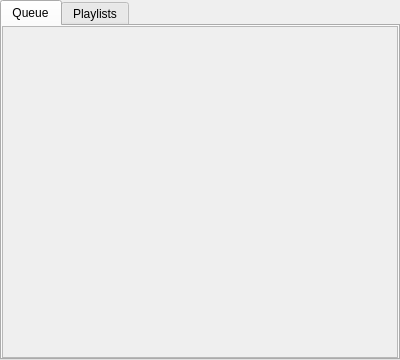
dmushynska/uamp, file app/musiclist.ui: the form before one commit.
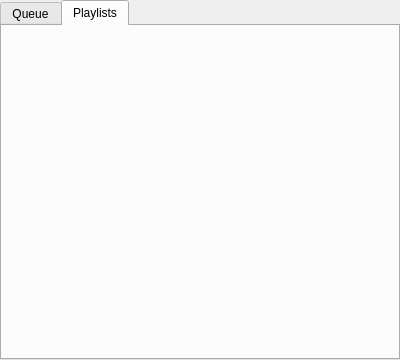
The form after the commit.

What changed in the file:
```diff
--- a/app/musiclist.ui
+++ b/app/musiclist.ui
@@ -32,7 +32,7 @@
       <enum>Qt::WheelFocus</enum>
      </property>
      <property name="currentIndex">
-      <number>0</number>
+      <number>1</number>
      </property>
      <property name="documentMode">
       <bool>false</bool>
@@ -119,7 +119,7 @@
        </item>
       </layout>
      </widget>
-     <widget class="QWidget" name="Playlists">
+     <widget class="QWidget" name="Playlists_3">
       <attribute name="title">
        <string>Playlists</string>
       </attribute>
```
Left out of the diff: 3 changed lines with no effect on the pictures.
